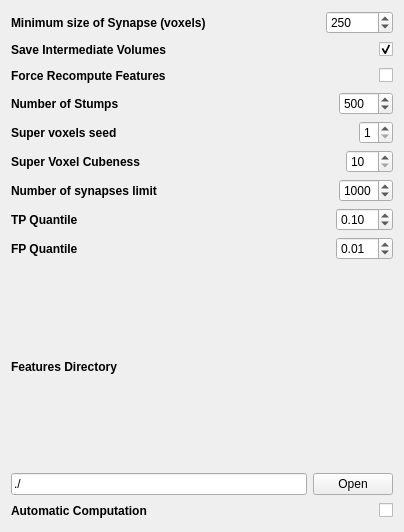
The window that GUI/Settings/CcboostSegmentationSettings.ui (polmonso/ccboost_segmentation) describes before a commit, drawn with Qt 5.
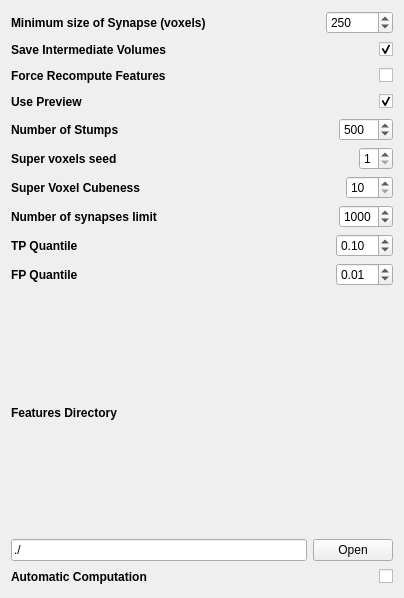
The same window after the commit.

Commit message: first finished preview espina, with load

Patch:
```diff
--- a/GUI/Settings/CcboostSegmentationSettings.ui
+++ b/GUI/Settings/CcboostSegmentationSettings.ui
@@ -7,7 +7,7 @@
     <x>0</x>
     <y>0</y>
     <width>404</width>
-    <height>532</height>
+    <height>598</height>
    </rect>
   </property>
   <property name="minimumSize">
@@ -152,6 +152,46 @@
      </item>
     </layout>
    </item>
+   <item>
+    <layout class="QHBoxLayout" name="horizontalLayout_9">
+     <item>
+      <widget class="QLabel" name="usePreviewLabel">
+       <property name="font">
+        <font>
+         <weight>75</weight>
+         <bold>true</bold>
+        </font>
+       </property>
+       <property name="text">
+        <string>Use Preview</string>
+       </property>
+      </widget>
+     </item>
+     <item>
+      <spacer name="horizontalSpacer_8">
+       <property name="orientation">
+        <enum>Qt::Horizontal</enum>
+       </property>
+       <property name="sizeHint" stdset="0">
+        <size>
+         <width>40</width>
+         <height>20</height>
+        </size>
+       </property>
+      </spacer>
+     </item>
+     <item>
+      <widget class="QCheckBox" name="usePreview">
+       <property name="text">
+        <string/>
+       </property>
+       <property name="checked">
+        <bool>true</bool>
+       </property>
+      </widget>
+     </item>
+    </layout>
+   </item>
    <item>
     <layout class="QHBoxLayout" name="horizontalLayout_2">
      <item>
```
The commit also changes 15 other files.
